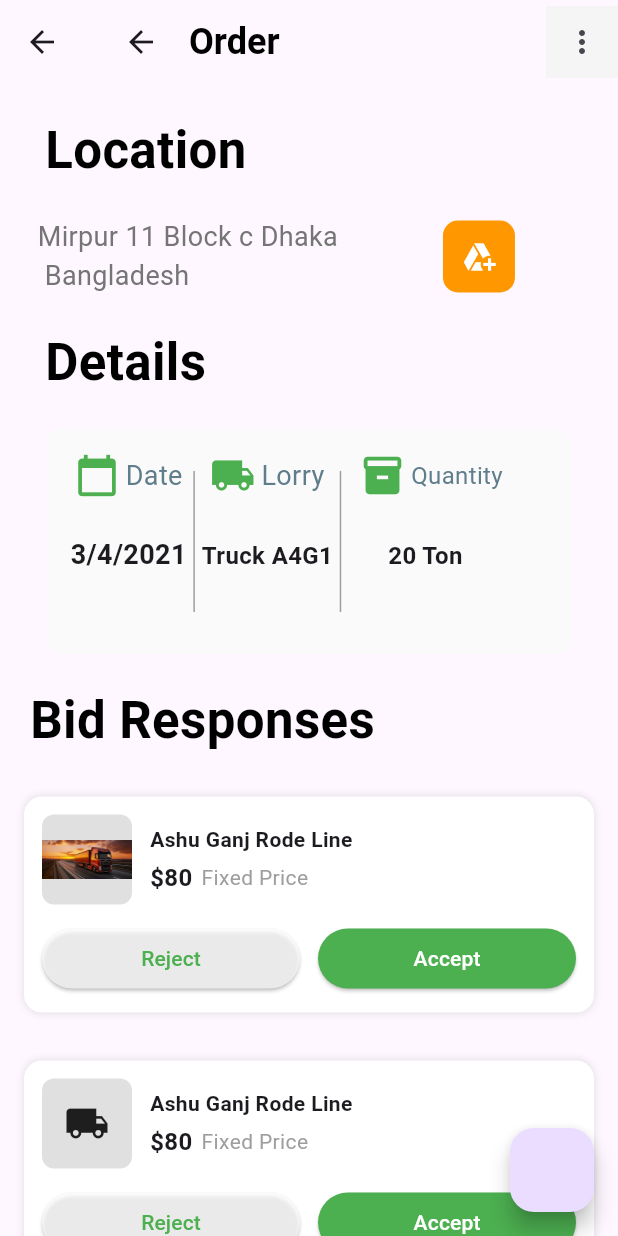
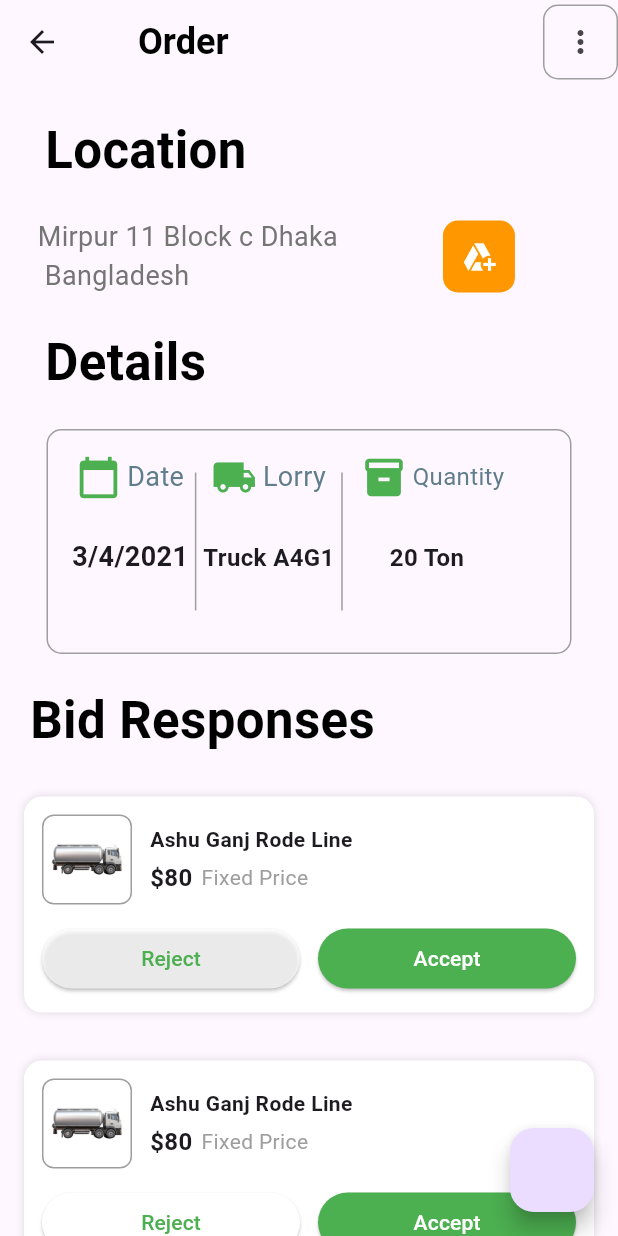
Before and after one commit to Ahmad163563/day02project, a Flutter app: the Page5 screen opened directly, on a phone screen of 412 x 824 dp. Run offline on Flutter 3.47's test engine with Material 3 defaults, Android fonts, the phone set to English and light mode, and no system bars.

```diff
--- a/lib/view/page 5.dart
+++ b/lib/view/page 5.dart
@@ -18,15 +18,16 @@ class _Page5State extends State<Page5> {
       appBar: AppBar(
         title: Row(
           children: [
-            SizedBox(width: 10,),
-            Icon(Icons.arrow_back),
             SizedBox(width: 20,),
             Text('Order',style: TextStyle(fontSize: 24,fontWeight: FontWeight.bold,color: Colors.black),)
           ],
         ),
         actions: [
           Container(
-            color: Colors.grey[100],
+            decoration: BoxDecoration(
+              borderRadius: BorderRadius.circular(10),
+              border: Border.all(color: Colors.grey)
+            ),//color: Colors.grey[100],
             child: IconButton(onPressed: (){}, icon: Icon(Icons.more_vert)),
           ),
         ],
@@ -67,7 +68,7 @@ class _Page5State extends State<Page5> {
           Container(
          decoration: BoxDecoration(
            borderRadius: BorderRadius.circular(10),
-           color: Colors.grey[50],
+           border: Border.all(color: Colors.grey)//color: Colors.grey[50],
          ),
             height: 150,
                width: 350,
@@ -225,10 +226,10 @@ class _Page5State extends State<Page5> {
                     width: 60,
                     height: 60,
                     decoration: BoxDecoration(
-                      color: Colors.grey.shade300,
+                      border: Border.all(color: Colors.grey),//color: Colors.grey.shade300,
                       borderRadius: BorderRadius.circular(8),
                     ),
-                    child: Image.asset('assets/truck.jpg')//Icon(Icons.local_shipping, size: 30),
+                    child: Image.asset('assets/tanker.webp')//Icon(Icons.local_shipping, size: 30),
                   ),
                   SizedBox(width: 12),
 
@@ -302,10 +303,10 @@ class _Page5State extends State<Page5> {
                     width: 60,
                     height: 60,
                     decoration: BoxDecoration(
-                      color: Colors.grey.shade300,
+                      border: Border.all(color: Colors.grey),//color: Colors.grey.shade300,
                       borderRadius: BorderRadius.circular(8),
                     ),
-                    child: Icon(Icons.local_shipping, size: 30),
+                    child: Image.asset('assets/tanker.webp')
                   ),
                   SizedBox(width: 12),
 
@@ -341,7 +342,7 @@ class _Page5State extends State<Page5> {
                   Expanded(
                     child: ElevatedButton(
                       onPressed: () {},
-                      style: ElevatedButton.styleFrom(backgroundColor: Colors.white70),
+                      style: ElevatedButton.styleFrom(backgroundColor: Colors.white,),
                       child: Text("Reject",style: TextStyle(color: Colors.green),),
                     ),
                   ),
--- a/lib/view/page3].dart
+++ b/lib/view/page3].dart
@@ -65,7 +65,10 @@ class _Page3State extends State<Page3> {
             Row(
               children: [
                 SizedBox(width: 20,),
-                Container(
+                Transform.rotate(
+                  angle: 0.2,
+
+                  child: Container(
                     width: 100,
                     height: 140,
                     decoration: BoxDecoration(
@@ -92,6 +95,7 @@ class _Page3State extends State<Page3> {
                           ),
                         ),
                       ],
+                    ),
                   ),
                 ),
                 SizedBox(width: 10,),
```
Lines whose indentation alone changed are shown as unchanged.
